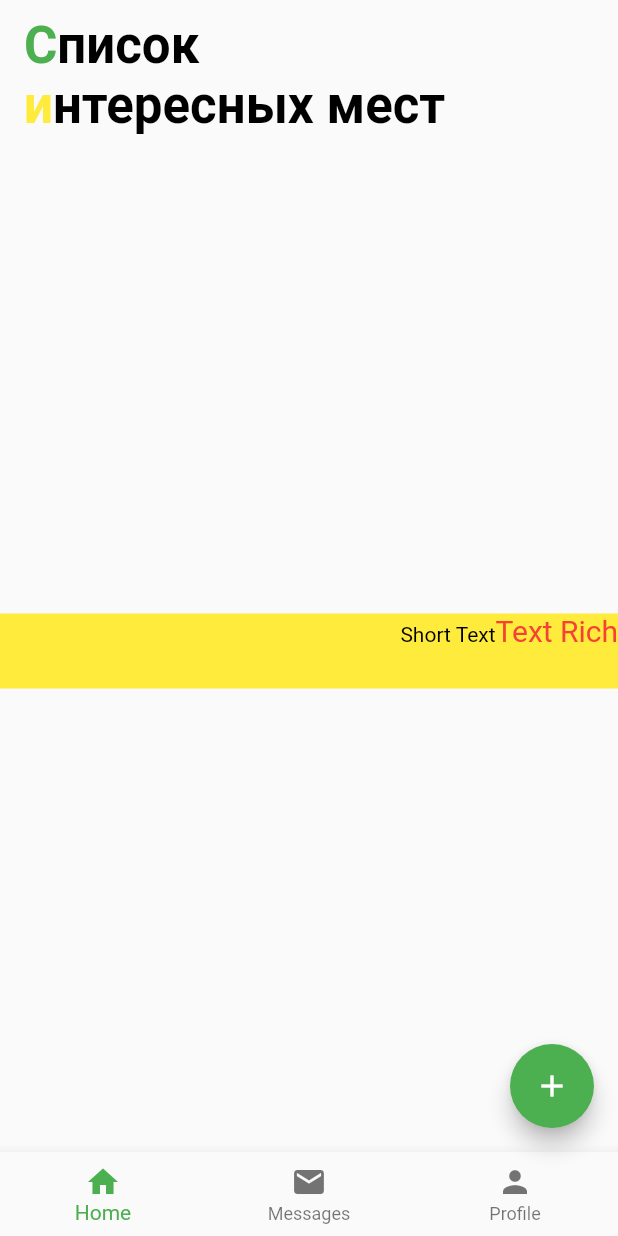
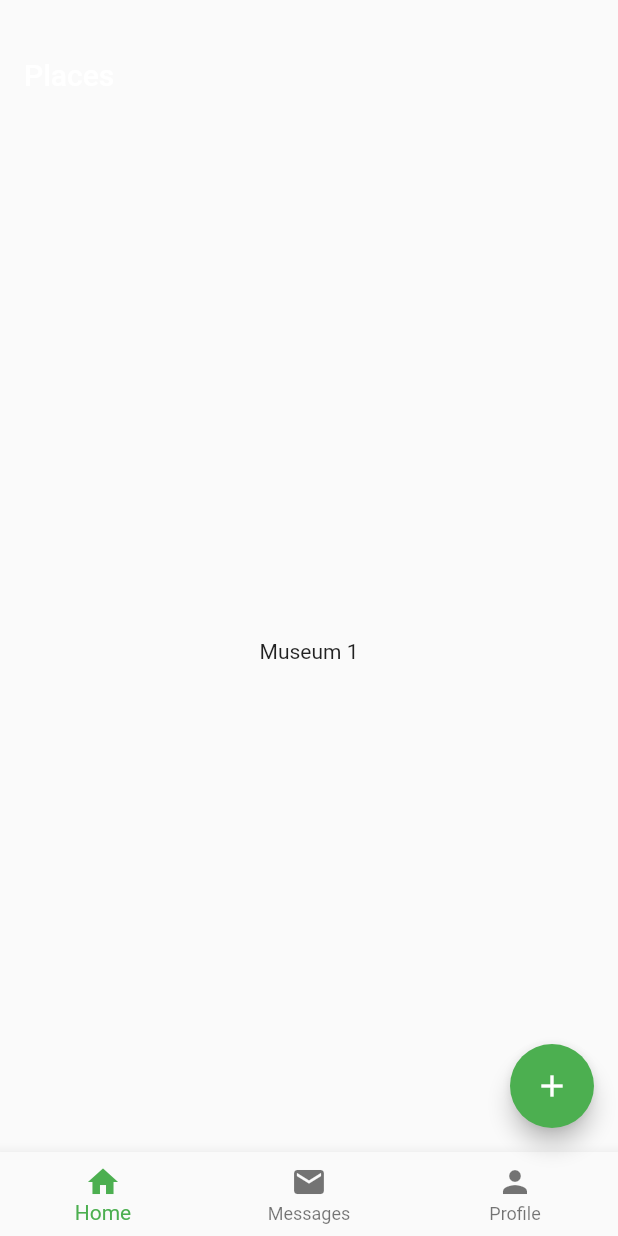
Before and after one commit to oshulyak/surf-flutter-course-shulyak, a Flutter app: the screen it shows after launch, on a phone screen of 412 x 824 dp. Run offline on Flutter 3.47's test engine with Material 2 defaults, Android fonts, the phone set to English and light mode, and no system bars.

Commit message:
SightCard and mocks created

```diff
--- /dev/null
+++ b/lib/domain/sight.dart
@@ -0,0 +1,9 @@
+class Sight{
+    String name;
+    double lat, lon;
+    String url;
+    String details;
+    String type;
+
+    Sight({this.name, this.lat, this.lon, this.url, this.details, this.type});
+}
--- /dev/null
+++ b/lib/mocks.dart
@@ -0,0 +1,7 @@
+import 'package:places/domain/sight.dart';
+
+final List mocks = [
+  Sight(name: 'Museum 1', lat: 45.32323, lon:34.123423, details: 'Descr 1', type: 'museum'),
+  Sight(name: 'Park 1', lat: 54.32323, lon:43.123423, details: 'Descr 2', type: 'park'),
+
+];
--- /dev/null
+++ b/lib/ui/screen/sight_card.dart
@@ -0,0 +1,15 @@
+import 'package:flutter/material.dart';
+import 'package:places/domain/sight.dart';
+
+class SightCard extends StatelessWidget {
+  final Sight sight;
+
+  SightCard(this.sight);
+
+  @override
+  Widget build(BuildContext context) {
+    return Container(
+      child: Text(sight.name),
+    );
+  }
+}
--- a/lib/ui/screen/sight_list_screen.dart
+++ b/lib/ui/screen/sight_list_screen.dart
@@ -1,4 +1,6 @@
 import 'package:flutter/material.dart';
+import 'package:places/mocks.dart';
+import 'package:places/ui/screen/sight_card.dart';
 
 class SightListScreen extends StatefulWidget {
   final String title = 'Places';
@@ -11,74 +13,32 @@ class _SightListScreenState extends State<SightListScreen> {
 
     return Scaffold(
       resizeToAvoidBottomInset: true,
-
       appBar: AppBar(
           toolbarHeight: 100,
           backgroundColor: Colors.transparent,
           shadowColor: Colors.transparent,
-
-          title: RichText(
-            textAlign: TextAlign.left,
-
-            text: TextSpan(
-                //text: 'Short Text',
-                style: TextStyle(
-                  color: Colors.black,
-                  fontWeight: FontWeight.bold,
-                  fontSize: 34,
-                ),
-                children: [
-                  TextSpan(
-                    text: 'С',
-                    style: TextStyle(
-                      color: Colors.green,
-                    ),
-                  ),
-                  TextSpan(
-                    text: 'писок\n',
-                    style: TextStyle(
-                    ),
-                  ),
-                  TextSpan(
-                    text: 'и',
-                    style: TextStyle(
-                      color: Colors.yellow,
-                    ),
-                  ),
-                  TextSpan(
-                    text: 'нтересных мест',
-                    style: TextStyle(
-                    ),
-                  ),
-                ]),
-          ),
+          title: Text('Places'),
           actions: []),
+//
+//
+//
+//
 
       body: Center(
-        child: Container(
-          color: Colors.yellow,
-          width: double.infinity,
-          height: 50,
-          child: RichText(
-            textAlign: TextAlign.end,
-            text: TextSpan(
-                text: 'Short Text',
-                style: TextStyle(
-                  color: Colors.black,
-                ),
-                children: [
-                  TextSpan(
-                    text: 'Text Rich',
-                    style: TextStyle(
-                      color: Colors.red,
-                      fontSize: 20,
-                    ),
-                  ),
-                ]),
-            maxLines: 1,
-          ),
-        ),
-      ),
+          child: SightCard(
+            mocks[0],
+        // Sight(
+        //     name: 'Museum 1',
+        //     lat: 45.32323,
+        //     lon: 34.123423,
+        //     details: 'Descr 1',
+        //     type: 'museum'),
+      )),
+
+//
+//
+//
+//
       floatingActionButton: FloatingActionButton(
         onPressed: () => print('Action'),
         child: Icon(Icons.add),
@@ -191,4 +151,4 @@ class _SightListScreenState extends State<SightListScreen> {
   }
 }
 
-/*
+*/
```
